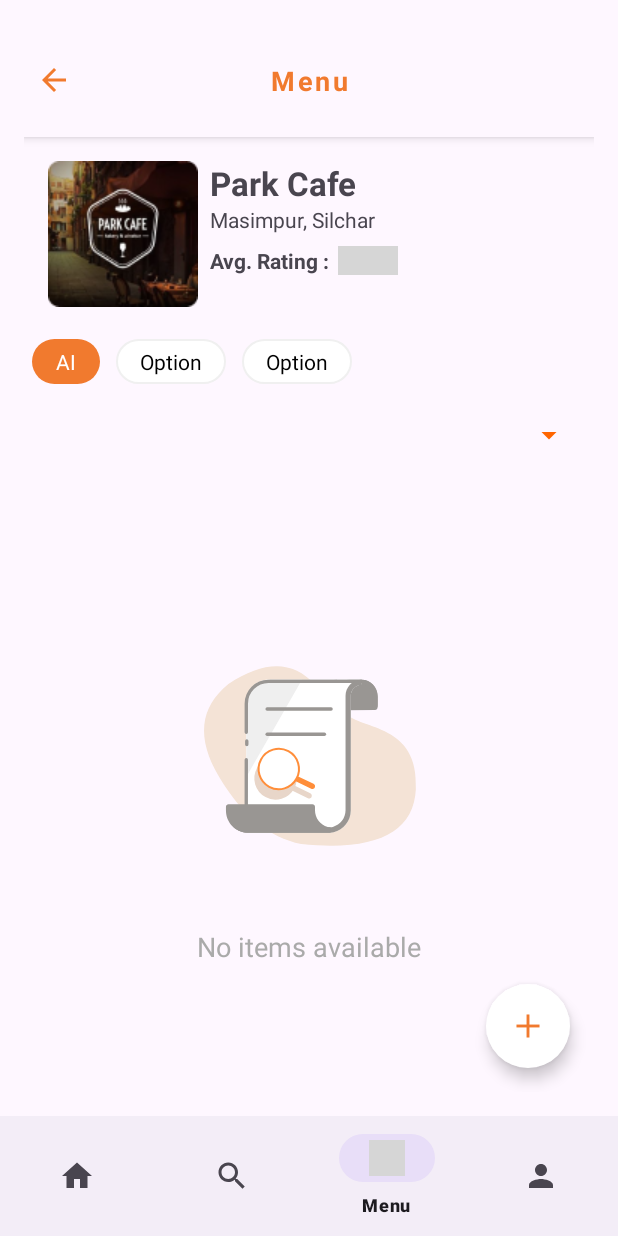
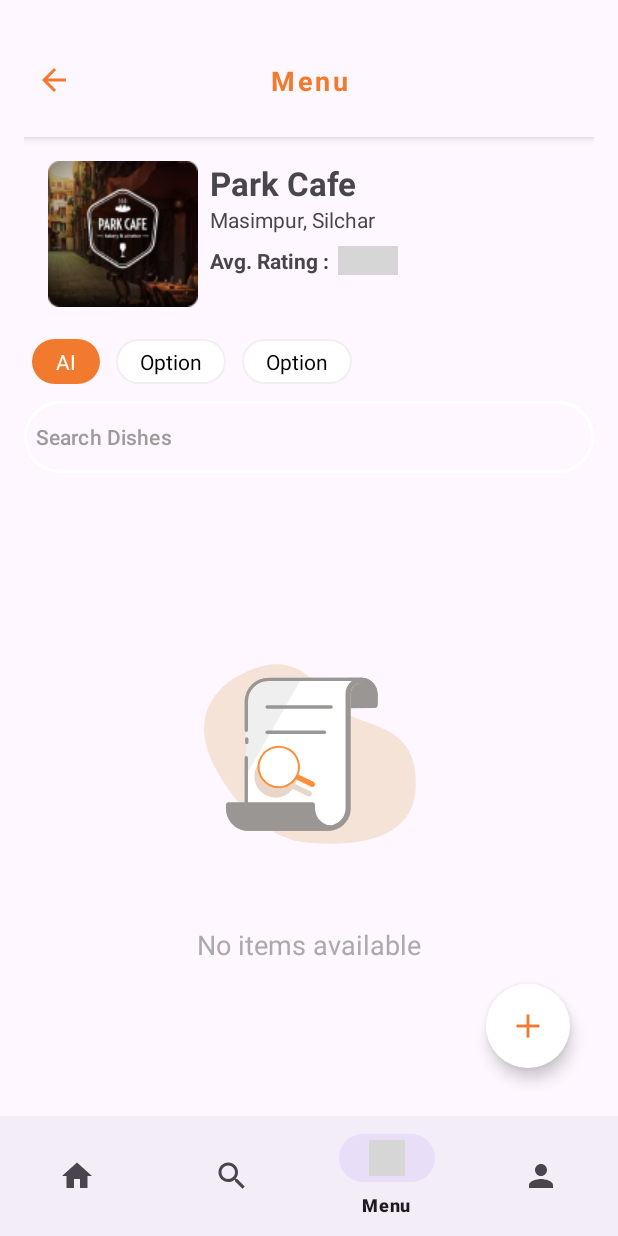
Before and after one commit to gdsc-nits-org/Delivery-Admin, an Android app: the screen it shows after launch once a user with an empty profile is signed in (SecondActivity), item 3 of the bottom bar chosen, on a phone screen of 412 x 824 dp. Run offline under Robolectric (Android 15) with nearby library versions, the phone set to English and light mode, and no system bars; our stand-ins replace Firebase (no records; nobody signed in at launch, a user with empty details on screens opened directly), Shimmer; libraries missing offline, so code that uses them is left out: com.google.ai.client; pictures from the network do not load; 1 statement that could not run was skipped; grey boxes are pictures that could not be loaded.

Commit message:
search implemented(bugs to be polished)

```diff
--- a/app/build.gradle.kts
+++ b/app/build.gradle.kts
@@ -17,6 +17,7 @@ android {
 
         testInstrumentationRunner = "androidx.test.runner.AndroidJUnitRunner"
     }
+
 
     buildTypes {
         release {
--- a/app/src/main/java/com/example/deliveryadmin/HomePageFragments/MenuFragment.kt
+++ b/app/src/main/java/com/example/deliveryadmin/HomePageFragments/MenuFragment.kt
@@ -10,7 +10,9 @@ import androidx.fragment.app.Fragment
 import android.view.LayoutInflater
 import android.view.View
 import android.view.ViewGroup
+import android.widget.Button
 import android.widget.LinearLayout
+import android.widget.SearchView
 import android.widget.Toast
 import androidx.appcompat.app.AppCompatActivity
 import androidx.recyclerview.widget.LinearLayoutManager
@@ -27,8 +29,11 @@ import com.google.ai.client.generativeai.type.content
 import com.google.android.material.floatingactionbutton.FloatingActionButton
 import com.google.firebase.auth.FirebaseAuth
 import com.google.firebase.auth.FirebaseUser
+import com.google.firebase.database.DataSnapshot
+import com.google.firebase.database.DatabaseError
 import com.google.firebase.database.DatabaseReference
 import com.google.firebase.database.FirebaseDatabase
+import com.google.firebase.database.ValueEventListener
 import kotlinx.coroutines.CoroutineScope
 import kotlinx.coroutines.Dispatchers
 import kotlinx.coroutines.launch
@@ -50,78 +55,122 @@ class MenuFragment : Fragment() {
     private lateinit var database: DatabaseReference
     private lateinit var auth: FirebaseAuth
 
+    private lateinit var adapter: DishAdapter
+    private lateinit var dishes: MutableList<dishDataModel>
+
     private val PICK_IMAGE_REQUEST = 1
     private lateinit var generativeModel: GenerativeModel
+
+    private lateinit var fab: FloatingActionButton
+    private lateinit var aiButton: LinearLayout
+    private lateinit var searchView: SearchView
+    private lateinit var imageButton: View
 
     override fun onCreateView(
         inflater: LayoutInflater, container: ViewGroup?,
         savedInstanceState: Bundle?
     ): View? {
-        // Inflate the layout for this fragment
-        val rootView = inflater.inflate(R.layout.fragment_menu, container, false)
+        return inflater.inflate(R.layout.fragment_menu, container, false)
+    }
 
-        userId = FirebaseAuth.getInstance().currentUser?.uid.orEmpty() // Get the current user's ID
+    override fun onViewCreated(view: View, savedInstanceState: Bundle?) {
+        super.onViewCreated(view, savedInstanceState)
 
-        recyclerView = rootView.findViewById(R.id.dishes_recycler_view)
+        val searchLayout = view.findViewById<LinearLayout>(R.id.search_layout)
+        val searchButton = view.findViewById<Button>(R.id.search_button)
+        searchView = view.findViewById(R.id.search_view)
+
+        userId = FirebaseAuth.getInstance().currentUser?.uid.orEmpty()
+
+        recyclerView = view.findViewById(R.id.dishes_recycler_view)
         recyclerView.layoutManager = LinearLayoutManager(activity)
 
-        shimmerFrameLayout = rootView.findViewById(R.id.shimmer_view_container)
+        shimmerFrameLayout = view.findViewById(R.id.shimmer_view_container)
 
-        emptyStateLayout = rootView.findViewById(R.id.empty_state_layout)
-        animationView = rootView.findViewById(R.id.animationView)
+        emptyStateLayout = view.findViewById(R.id.empty_state_layout)
+        animationView = view.findViewById(R.id.animationView)
+
+        searchView.visibility = View.GONE // Initially hide the SearchView
+
+        searchButton.setOnClickListener {
+            searchLayout.removeView(searchButton) // Remove the button
+            searchView.visibility = View.VISIBLE // Show the SearchView
+            searchView.isIconified = false // Expand the SearchView
+        }
+
+        searchView.setOnCloseListener {
+            // When SearchView is closed (iconified), add back the button
+            searchView.visibility = View.GONE
+            searchLayout.addView(searchButton, 0)
+            false
+        }
+
+        fab = view.findViewById(R.id.fab)
+        fab.setOnClickListener {
+            val intent = Intent(activity, AddItem::class.java)
+            startActivity(intent)
+        }
 
         val dishDataSource = dishDatasource()
         shimmerFrameLayout.startShimmer()
         dishDataSource.loadItems { data ->
             if (isAdded) {
-                mydataset = data // Store data in the property
-                val adapter = DishAdapter(data, requireContext(), userId) // Pass userId to the adapter
+                mydataset = data
+                adapter = DishAdapter(data, requireContext(), userId)
                 recyclerView.adapter = adapter
                 shimmerFrameLayout.stopShimmer()
                 shimmerFrameLayout.visibility = View.GONE
 
-                // Show/hide empty state based on dataset
-                if (data.isEmpty()) {
-                    emptyStateLayout.visibility = View.VISIBLE
-                    recyclerView.visibility = View.GONE
-                    animationView.playAnimation()
-                } else {
-                    emptyStateLayout.visibility = View.GONE
-                    recyclerView.visibility = View.VISIBLE
-                }
+                updateEmptyState(data) // Update empty state based on initial dataset
             }
         }
 
-
-        val fab = rootView.findViewById<FloatingActionButton>(R.id.fab)
-        fab.setOnClickListener {
-            val intent = Intent(activity, AddItem::class.java)
-            startActivity(intent)
-        }
-
-        // Firebase Part
         auth = FirebaseAuth.getInstance()
         database = FirebaseDatabase.getInstance().reference
 
-        // Gemini AI part
         generativeModel = GenerativeModel(
             modelName = "gemini-1.5-flash",
-            apiKey = "AIzaSyBbA55jn6SXCEwRQVLjWEMFLOAMF1ttlQQ" // Hard coding for now; will use BuildConfig later on
+            apiKey = "AIzaSyBbA55jn6SXCEwRQVLjWEMFLOAMF1ttlQQ"
         )
 
-        val aiButton = rootView.findViewById<LinearLayout>(R.id.ai)
-
+        aiButton = view.findViewById(R.id.ai)
         aiButton.setOnClickListener {
-//            Toast.makeText(activity, "AI clicked", Toast.LENGTH_SHORT).show()
-            // Image selector
             val intent = Intent(Intent.ACTION_PICK)
             intent.type = "image/*"
             startActivityForResult(intent, PICK_IMAGE_REQUEST)
         }
 
-        return rootView
+        searchView.setOnQueryTextListener(object : SearchView.OnQueryTextListener {
+            override fun onQueryTextSubmit(query: String?): Boolean {
+                return false
+            }
+
+            override fun onQueryTextChange(newText: String?): Boolean {
+                adapter.filter.filter(newText)
+                return false
+            }
+        })
+
+        imageButton = view.findViewById(R.id.image)
+        imageButton.setOnClickListener {
+            val intent = Intent(MediaStore.ACTION_IMAGE_CAPTURE)
+            startActivityForResult(intent, 100)
+        }
     }
 
+    private fun updateEmptyState(data: List<dishDataModel>) {
+        if (data.isEmpty()) {
+            emptyStateLayout.visibility = View.VISIBLE
+            recyclerView.visibility = View.GONE
+            animationView.playAnimation()
+        } else {
+            emptyStateLayout.visibility = View.GONE
+            recyclerView.visibility = View.VISIBLE
+        }
+    }
+
+
+    @Deprecated("Deprecated in Java")
     override fun onActivityResult(requestCode: Int, resultCode: Int, data: Intent?) {
         super.onActivityResult(requestCode, resultCode, data)
         if (requestCode == PICK_IMAGE_REQUEST && resultCode == AppCompatActivity.RESULT_OK && data != null && data.data != null) {
@@ -165,9 +214,6 @@ class MenuFragment : Fragment() {
                         val price = priceLine.split(':')[1].trim()
                         val description = descriptionLine.split(':')[1].trim()
 
-//                        println(getName(name))
-//                        println(getNumber(price))
-//                        println(getName(description))
                         upLoadDishToFirebase(getName(name), getNumber(price).toInt(), getName(description))
                     }
                 }
@@ -190,7 +236,7 @@ class MenuFragment : Fragment() {
                 dishName = dishName,
                 price = price,
                 ingredients = ingredients,
-                imageUrl = ""
+                imageUrl = "https://firebasestorage.googleapis.com/v0/b/delivery-app-9324d.appspot.com/o/images%2F1720205422304.jpg?alt=media&token=14b67c89-0454-411f-99f0-c9a3f47e9f52"
             )
 
             dishRef.setValue(dish)
@@ -235,7 +281,7 @@ class MenuFragment : Fragment() {
         return jsonObjects
     }
 
-    fun getName(inputText: String): String {
+    private fun getName(inputText: String): String {
         val pattern = Pattern.compile("\"([^\"]+)\"")
         val matcher = pattern.matcher(inputText)
         return if (matcher.find()) {
@@ -245,7 +291,7 @@ class MenuFragment : Fragment() {
         }
     }
 
-    fun getNumber(inputText: String): String {
+    private fun getNumber(inputText: String): String {
         val pattern = Pattern.compile("\\b(\\d+)\\b")
         val matcher = pattern.matcher(inputText)
         return if (matcher.find()) {
--- a/app/src/main/java/com/example/deliveryadmin/models/dishDataModel.kt
+++ b/app/src/main/java/com/example/deliveryadmin/models/dishDataModel.kt
@@ -6,8 +6,8 @@ data class dishDataModel(
     val price : Int = 0,
     val ingredients: String = "",
     var itemStatus: Boolean = true,
-    var imageUrl: String = "",
+    var imageUrl: String = "https://firebasestorage.googleapis.com/v0/b/delivery-app-9324d.appspot.com/o/images%2F1720205422304.jpg?alt=media&token=14b67c89-0454-411f-99f0-c9a3f47e9f52",
     var veg: Boolean = true
 ) {
-    constructor() : this("", "", 0, "", true, "", true)
+    constructor() : this("", "", 0, "", true, "https://firebasestorage.googleapis.com/v0/b/delivery-app-9324d.appspot.com/o/images%2F1720205422304.jpg?alt=media&token=14b67c89-0454-411f-99f0-c9a3f47e9f52", true)
 }
--- a/app/src/main/res/layout/fragment_menu.xml
+++ b/app/src/main/res/layout/fragment_menu.xml
@@ -1,4 +1,3 @@
-<?xml version="1.0" encoding="utf-8"?>
 <androidx.constraintlayout.widget.ConstraintLayout xmlns:android="http://schemas.android.com/apk/res/android"
     xmlns:app="http://schemas.android.com/apk/res-auto"
     xmlns:tools="http://schemas.android.com/tools"
@@ -59,7 +58,6 @@
                 android:layout_height="97dp"
                 android:scaleType="centerCrop"
                 android:src="@drawable/media" />
-
 
             <LinearLayout
                 android:layout_width="wrap_content"
@@ -207,12 +205,37 @@
 
         </RelativeLayout>
 
+        <LinearLayout
+            android:id="@+id/search_layout"
+            android:layout_width="match_parent"
+            android:layout_height="wrap_content"
+            android:orientation="horizontal"
+            android:layout_marginTop="6dp">
 
-        <Spinner
-            android:id="@+id/spinner_availability"
-            android:layout_width="match_parent"
-            android:layout_margin="6dp"
-            android:layout_height="45dp" />
+            <Button
+                android:id="@+id/search_button"
+                android:layout_width="0dp"
+                android:layout_height="match_parent"
+                android:layout_weight="1"
+                android:text="Search Dishes"
+                android:textColor="@color/lightGrey"
+                android:textAlignment="viewStart"
+                android:background="@drawable/button_border"
+                android:paddingStart="8dp"
+                android:paddingEnd="8dp" />
+
+            <SearchView
+                android:id="@+id/search_view"
+                android:layout_width="0dp"
+                android:layout_height="match_parent"
+                android:layout_weight="5"
+                android:visibility="gone"
+                android:queryHint="Search Dishes"
+                app:iconifiedByDefault="true"
+                android:backgroundTint="@color/white" />
+        </LinearLayout>
+
+
 
         <com.facebook.shimmer.ShimmerFrameLayout
             android:id="@+id/shimmer_view_container"
@@ -233,7 +256,6 @@
             </LinearLayout>
 
         </com.facebook.shimmer.ShimmerFrameLayout>
-
 
         <androidx.recyclerview.widget.RecyclerView
             android:id="@+id/dishes_recycler_view"
@@ -259,6 +281,4 @@
         android:backgroundTint="@color/white"
         app:layout_constraintBottom_toBottomOf="parent"
         app:layout_constraintEnd_toEndOf="parent"/>
-
-
 </androidx.constraintlayout.widget.ConstraintLayout>
--- a/app/src/main/res/values/strings.xml
+++ b/app/src/main/res/values/strings.xml
@@ -53,5 +53,4 @@
         <item>Non-Veg</item>
     </string-array>
 
-
 </resources>
```
Also changed, not shown: app/src/main/java/com/example/deliveryadmin/adapters/DishAdapter.kt (+69 -24 lines).
